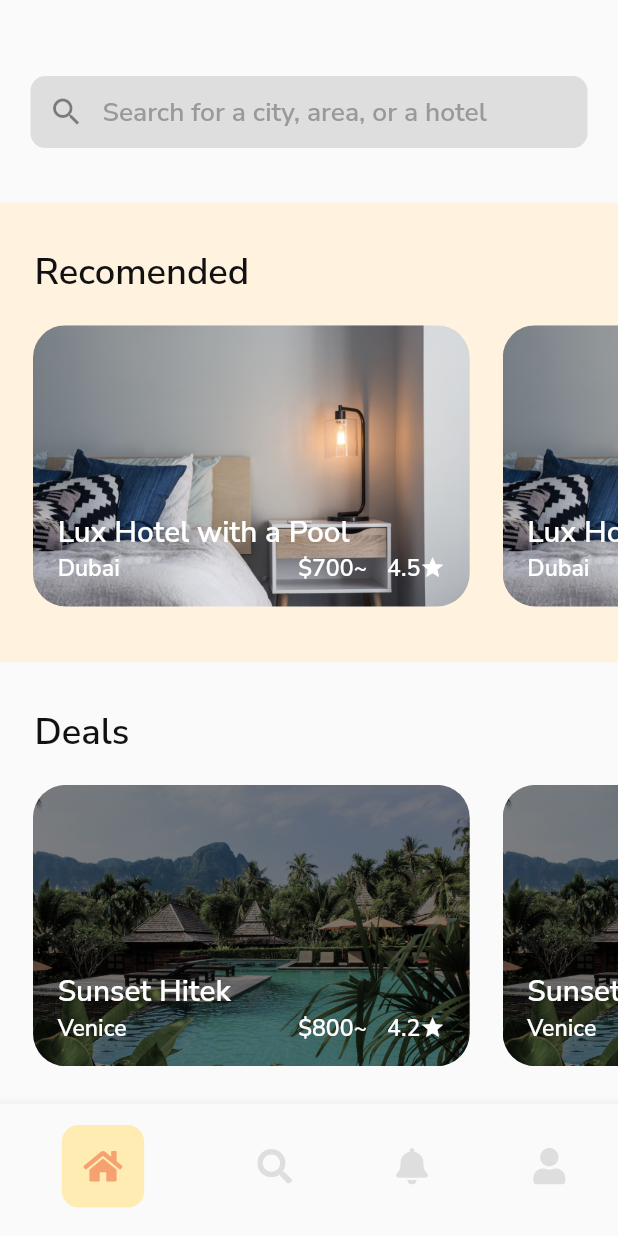
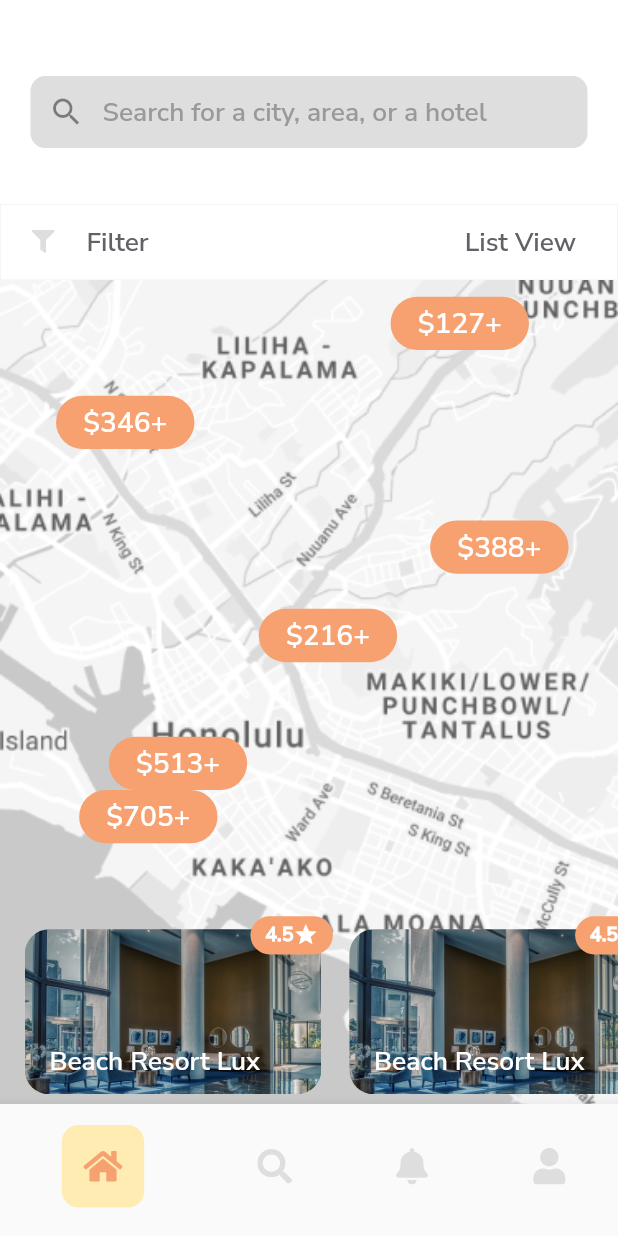
Before and after one commit to jasurovich/hotel_order_room-, a Flutter app: the screen it shows after launch, on a phone screen of 412 x 824 dp. Run offline on Flutter 3.47's test engine with Material 2 defaults, Android fonts, the phone set to English and light mode, and no system bars; our stand-ins replace flutter_svg.

Commit message:
search section updated

```diff
--- a/lib/core/constants/colors.dart
+++ b/lib/core/constants/colors.dart
@@ -15,3 +15,4 @@ const Color blackColor = Color(0xff111111);
 const Color greywhite = Color(0xffF5F5F5);
 const Color greyText = Color(0xff999999);
 const Color cardColor = Color(0xffACACAC);
+const Color greytext2 = Color(0xff616167);
--- a/lib/main.dart
+++ b/lib/main.dart
@@ -2,9 +2,7 @@ import 'package:flutter/material.dart';
 import 'package:map/providers/credit_card_save.dart';
 import 'package:map/providers/filter_page_switch__provider.dart';
 import 'package:map/providers/my_bottom_provider.dart';
-import 'package:map/screens/reservation/reservation_2.dart';
-import 'package:map/screens/reservation/reservation_3.dart';
-import 'package:map/screens/searchPage/search_page.dart';
+import 'package:map/screens/searchPage/search_result_page.dart';
 import 'package:provider/provider.dart';
 
 void main() {
@@ -32,7 +30,7 @@ class MyApp extends StatelessWidget {
         fontFamily: 'Nunito',
         primarySwatch: Colors.blue,
       ),
-      home: const SearchPage(),
+      home: const SearchResultPage(),
     );
   }
 }
--- /dev/null
+++ b/lib/screens/searchPage/search_result_page.dart
@@ -0,0 +1,465 @@
+import 'package:flutter/material.dart';
+import 'package:flutter_svg/svg.dart';
+import 'package:map/core/components/bottom_bar/bottom_bar.dart';
+import 'package:map/core/constants/colors.dart';
+import 'package:map/responsive/size_config.dart';
+
+class SearchResultPage extends StatelessWidget {
+  const SearchResultPage({Key? key}) : super(key: key);
+
+  @override
+  Widget build(BuildContext context) {
+    SizeConfig().init(context);
+    return Scaffold(
+      backgroundColor: Colors.white,
+      body: SingleChildScrollView(
+        child: _mapSearch(),
+      ),
+      bottomNavigationBar: const BottomBar(),
+    );
+  }
+
+  Column _listView() {
+    return Column(
+      children: [
+        SizedBox(
+          height: getHeight(50.0),
+        ),
+        Container(
+          height: getHeight(50.0),
+          decoration: BoxDecoration(
+            color: Colors.white,
+            border: Border.all(color: greyColor, width: .2),
+          ),
+          child: Padding(
+            padding: EdgeInsets.symmetric(
+              horizontal: getWidth(18.0),
+            ),
+            child: Row(
+              mainAxisAlignment: MainAxisAlignment.spaceBetween,
+              children: [
+                Row(
+                  children: [
+                    SvgPicture.asset(
+                      "assets/images/Filter.svg",
+                      color: greyColor,
+                      height: getHeight(16.0),
+                      width: getWidth(16.02),
+                    ),
+                    SizedBox(
+                      width: getWidth(8.0),
+                    ),
+                    TextButton(
+                      onPressed: () {},
+                      child: Text(
+                        "Filter",
+                        style: TextStyle(
+                            fontWeight: FontWeight.w400,
+                            fontSize: getWidth(16.0),
+                            color: greytext2),
+                      ),
+                    )
+                  ],
+                ),
+                TextButton(
+                  onPressed: () {},
+                  child: Text(
+                    "Map",
+                    style: TextStyle(
+                        fontWeight: FontWeight.w400,
+                        fontSize: getWidth(16.0),
+                        color: greytext2),
+                  ),
+                )
+              ],
+            ),
+          ),
+        ),
+        SizedBox(
+          height: getHeight(20.0),
+        ),
+        Expanded(
+          child: ListView.builder(
+            physics: const BouncingScrollPhysics(),
+            itemBuilder: (_, __) {
+              return Padding(
+                padding: EdgeInsets.only(
+                  bottom: getHeight(18.0),
+                ),
+                child: Column(
+                  children: [
+                    Ink(
+                      width: getWidth(338.0),
+                      height: getHeight(201.0),
+                      decoration: BoxDecoration(
+                        image: const DecorationImage(
+                            image: AssetImage("assets/images/royal_back.png"),
+                            fit: BoxFit.cover),
+                        borderRadius: BorderRadius.only(
+                          topLeft: Radius.circular(
+                            getWidth(10.0),
+                          ),
+                          topRight: Radius.circular(
+                            getWidth(10.0),
+                          ),
+                        ),
+                      ),
+                      child: Padding(
+                        padding: EdgeInsets.symmetric(
+                          horizontal: getWidth(15.0),
+                          vertical: getHeight(15.0),
+                        ),
+                        child: Column(
+                          mainAxisAlignment: MainAxisAlignment.spaceBetween,
+                          children: [
+                            Row(
+                              mainAxisAlignment: MainAxisAlignment.spaceBetween,
+                              children: const [
+                                Icon(
+                                  Icons.favorite_border_outlined,
+                                  color: Colors.transparent,
+                                ),
+                                Icon(
+                                  Icons.favorite_border_outlined,
+                                  color: Colors.white,
+                                ),
+                              ],
+                            ),
+                            Row(
+                              mainAxisAlignment: MainAxisAlignment.spaceBetween,
+                              children: [
+                                Text(
+                                  "Hotel Venice Royal",
+                                  style: TextStyle(
+                                      fontWeight: FontWeight.w700,
+                                      fontSize: getWidth(22.0),
+                                      color: Colors.white),
+                                ),
+                                Ink(
+                                  child: Row(
+                                    mainAxisAlignment: MainAxisAlignment.center,
+                                    children: [
+                                      Text(
+                                        "4.5",
+                                        style: TextStyle(
+                                          color: Colors.white,
+                                          fontWeight: FontWeight.w800,
+                                          fontSize: getWidth(12.0),
+                                        ),
+                                      ),
+                                      Icon(
+                                        Icons.star,
+                                        color: Colors.white,
+                                        size: getWidth(15.0),
+                                      )
+                                    ],
+                                  ),
+                                  width: getWidth(50.0),
+                                  height: getHeight(25.0),
+                                  decoration: BoxDecoration(
+                                    color: primaryColor,
+                                    borderRadius: BorderRadius.circular(
+                                      getWidth(20.0),
+                                    ),
+                                  ),
+                                )
+                              ],
+                            ),
+                          ],
+                        ),
+                      ),
+                    ),
+                    Ink(
+                      width: getWidth(338.0),
+                      height: getHeight(88.0),
+                      decoration: BoxDecoration(
+                        color: Colors.white,
+                        borderRadius: BorderRadius.only(
+                            bottomLeft: Radius.circular(
+                              getWidth(10.0),
+                            ),
+                            bottomRight: Radius.circular(
+                              getWidth(10.0),
+                            )),
+                      ),
+                      child: Padding(
+                        padding: EdgeInsets.only(
+                            top: getHeight(5.0),
+                            left: getWidth(15.0),
+                            right: getWidth(17.0),
+                            bottom: getHeight(13.0)),
+                        child: Column(
+                          mainAxisAlignment: MainAxisAlignment.spaceBetween,
+                          crossAxisAlignment: CrossAxisAlignment.start,
+                          children: [
+                            Text(
+                              "San Marco, 0.1 miles from center",
+                              style: TextStyle(
+                                  fontWeight: FontWeight.w600,
+                                  fontSize: getWidth(16.0),
+                                  color: greyColor),
+                            ),
+                            Row(
+                              mainAxisAlignment: MainAxisAlignment.spaceBetween,
+                              children: [
+                                Column(
+                                  crossAxisAlignment: CrossAxisAlignment.start,
+                                  children: [
+                                    Text(
+                                      "Standard double room",
+                                      style: TextStyle(
+                                        fontWeight: FontWeight.w600,
+                                        fontSize: getWidth(14.0),
+                                      ),
+                                    ),
+                                    Text(
+                                      "No prepayment",
+                                      style: TextStyle(
+                                        fontWeight: FontWeight.w600,
+                                        fontSize: getWidth(14.0),
+                                      ),
+                                    )
+                                  ],
+                                ),
+                                Text(
+                                  "\$ 830",
+                                  style: TextStyle(
+                                    fontWeight: FontWeight.w800,
+                                    fontSize: getWidth(24.0),
+                                  ),
+                                )
+                              ],
+                            )
+                          ],
+                        ),
+                      ),
+                    )
+                  ],
+                ),
+              );
+            },
+            itemCount: 3,
+          ),
+        ),
+      ],
+    );
+  }
+
+  Expanded _mapSearch() {
+    return Expanded(
+      child: Column(
+        children: [
+          SizedBox(
+            height: getHeight(50.0),
+          ),
+          ConstrainedBox(
+            constraints: BoxConstraints.tightFor(
+                height: getHeight(50.0), width: getWidth(338)),
+            child: TextFormField(
+              decoration: InputDecoration(
+                constraints: const BoxConstraints(),
+                contentPadding: EdgeInsets.only(
+                    left: getWidth(12.0), right: getWidth(18.0)),
+                prefixIcon: const Icon(Icons.search),
+                hintText: "Search for a city, area, or a hotel",
+                hintStyle: TextStyle(
+                    fontWeight: FontWeight.w400,
+                    fontSize: getWidth(16.0),
+                    color: greyText),
+                border: OutlineInputBorder(
+                  gapPadding: 0,
+                  borderRadius: BorderRadius.circular(10),
+                  borderSide: BorderSide.none,
+                ),
+                fillColor: greyColor,
+                filled: true,
+              ),
+            ),
+          ),
+          SizedBox(
+            height: getHeight(34.0),
+          ),
+          Container(
+            height: getHeight(50.0),
+            decoration: BoxDecoration(
+              color: Colors.white,
+              border: Border.all(color: greyColor, width: .2),
+            ),
+            child: Padding(
+              padding: EdgeInsets.symmetric(
+                horizontal: getWidth(18.0),
+              ),
+              child: Row(
+                mainAxisAlignment: MainAxisAlignment.spaceBetween,
+                children: [
+                  Row(
+                    children: [
+                      SvgPicture.asset(
+                        "assets/images/Filter.svg",
+                        color: greyColor,
+                        height: getHeight(16.0),
+                        width: getWidth(16.02),
+                      ),
+                      SizedBox(
+                        width: getWidth(8.0),
+                      ),
+                      TextButton(
+                        onPressed: () {},
+                        child: Text(
+                          "Filter",
+                          style: TextStyle(
+                              fontWeight: FontWeight.w400,
+                              fontSize: getWidth(16.0),
+                              color: greytext2),
+                        ),
+                      )
+                    ],
+                  ),
+                  TextButton(
+                    onPressed: () {},
+                    child: Text(
+                      "List View",
+                      style: TextStyle(
+                          fontWeight: FontWeight.w400,
+                          fontSize: getWidth(16.0),
+                          color: greytext2),
+                    ),
+                  )
+                ],
+              ),
+            ),
+          ),
+          Stack(
+            children: [
+              SizedBox(
+                width: getWidth(375.0),
+                height: getHeight(550.0),
+                child: Image.asset(
+                  "assets/images/MapScreen.png",
+                  fit: BoxFit.cover,
+                ),
+              ),
+              _mapPosionsAndPrices("127", 11.0, 54.0),
+              _mapPosionsAndPrices("346", 76.0, 257.0),
+              _mapPosionsAndPrices("388", 158.0, 30.0),
+              _mapPosionsAndPrices("216", 216.0, 134.0),
+              _mapPosionsAndPrices("513", 300.0, 225.0),
+              _mapPosionsAndPrices("705", 335.0, 243.0),
+              Positioned(
+                bottom: getHeight(15.0),
+                left: getWidth(15.0),
+                child: SizedBox(
+                  width: getWidth(375.0),
+                  height: getHeight(117.0),
+                  child: ListView.builder(
+                    scrollDirection: Axis.horizontal,
+                    itemBuilder: (_, __) {
+                      return SizedBox(
+                        height: getHeight(117.0),
+                        width: getWidth(197.0),
+                        child: Stack(
+                          children: [
+                            Positioned(
+                              bottom: 0,
+                              left: 0,
+                              child: Padding(
+                                padding: EdgeInsets.only(right: getWidth(15.0)),
+                                child: Container(
+                                  width: getWidth(180.0),
+                                  height: getHeight(108.58),
+                                  decoration: BoxDecoration(
+                                    borderRadius:
+                                        BorderRadius.circular(getWidth(15.0)),
+                                    image: const DecorationImage(
+                                        image: AssetImage(
+                                          "assets/images/royal_back.png",
+                                        ),
+                                        fit: BoxFit.cover),
+                                  ),
+                                  child: Padding(
+                                    padding: EdgeInsets.only(
+                                        top: getHeight(75.0),
+                                        left: getWidth(15.0)),
+                                    child: Text(
+                                      "Beach Resort Lux",
+                                      style: TextStyle(
+                                          fontWeight: FontWeight.w700,
+                                          fontSize: getWidth(16.0),
+                                          color: Colors.white),
+                                    ),
+                                  ),
+                                ),
+                              ),
+                            ),
+                            Positioned(
+                              top: 0,
+                              right: getWidth(10.0),
+                              child: Container(
+                                child: Row(
+                                  mainAxisAlignment: MainAxisAlignment.center,
+                                  children: [
+                                    Text(
+                                      "4.5",
+                                      style: TextStyle(
+                                        color: Colors.white,
+                                        fontWeight: FontWeight.w800,
+                                        fontSize: getWidth(12.0),
+                                      ),
+                                    ),
+                                    Icon(
+                                      Icons.star,
+                                      color: Colors.white,
+                                      size: getWidth(15.0),
+                                    )
+                                  ],
+                                ),
+                                width: getWidth(50.0),
+                                height: getHeight(25.0),
+                                decoration: BoxDecoration(
+                                  color: primaryColor,
+                                  borderRadius: BorderRadius.circular(
+                                    getWidth(20.0),
+                                  ),
+                                ),
+                              ),
+                            )
+                          ],
+                        ),
+                      );
+                    },
+                    itemCount: 3,
+                  ),
+                ),
+              )
+            ],
+          )
+        ],
+      ),
+    );
+  }
+
+  Positioned _mapPosionsAndPrices(String price, double top, double right) {
+    return Positioned(
+      top: getHeight(top),
+      right: getWidth(right),
+      child: Container(
+        alignment: Alignment.center,
+        width: getWidth(84.0),
+        height: getHeight(35.0),
+        decoration: BoxDecoration(
+          color: primaryColor,
+          borderRadius: BorderRadius.circular(
+            getWidth(20.0),
+          ),
+        ),
+        child: Text(
+          "\$$price+",
+          style: TextStyle(
+              fontWeight: FontWeight.w700,
+              fontSize: getWidth(17.0),
+              color: Colors.white),
+        ),
+      ),
+    );
+  }
+}
```
Also changed, not shown: assets/images/Filter.svg (added), assets/images/MapScreen.png (added), assets/images/map.svg (added), assets/images/royal_back.png (added).
